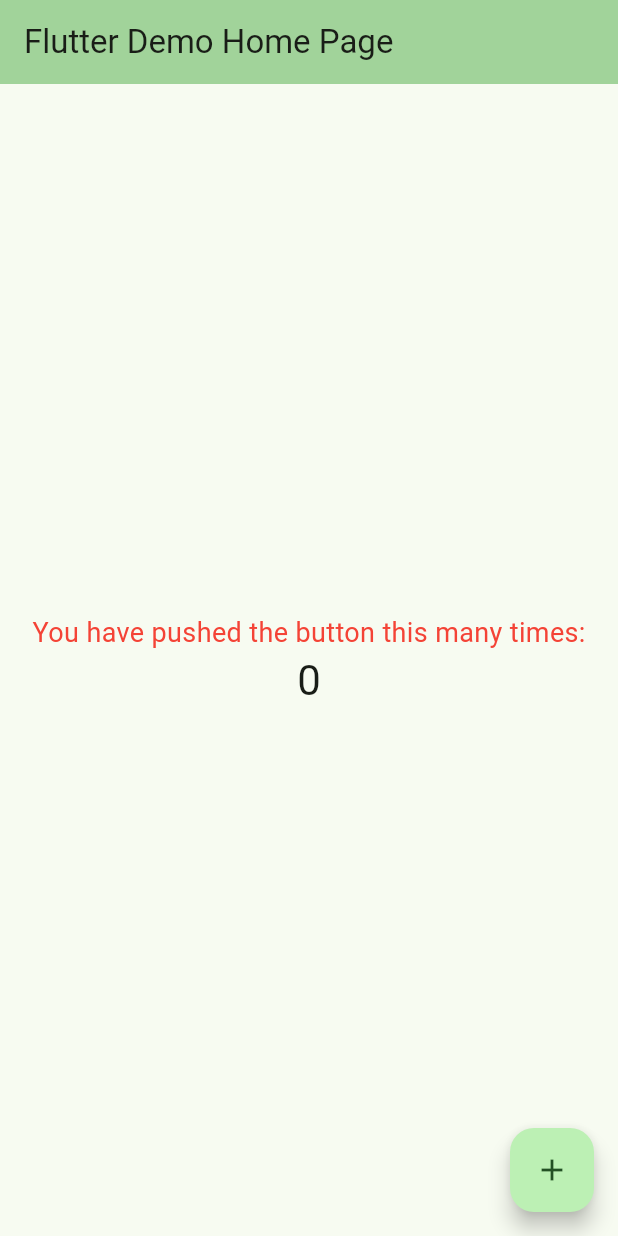
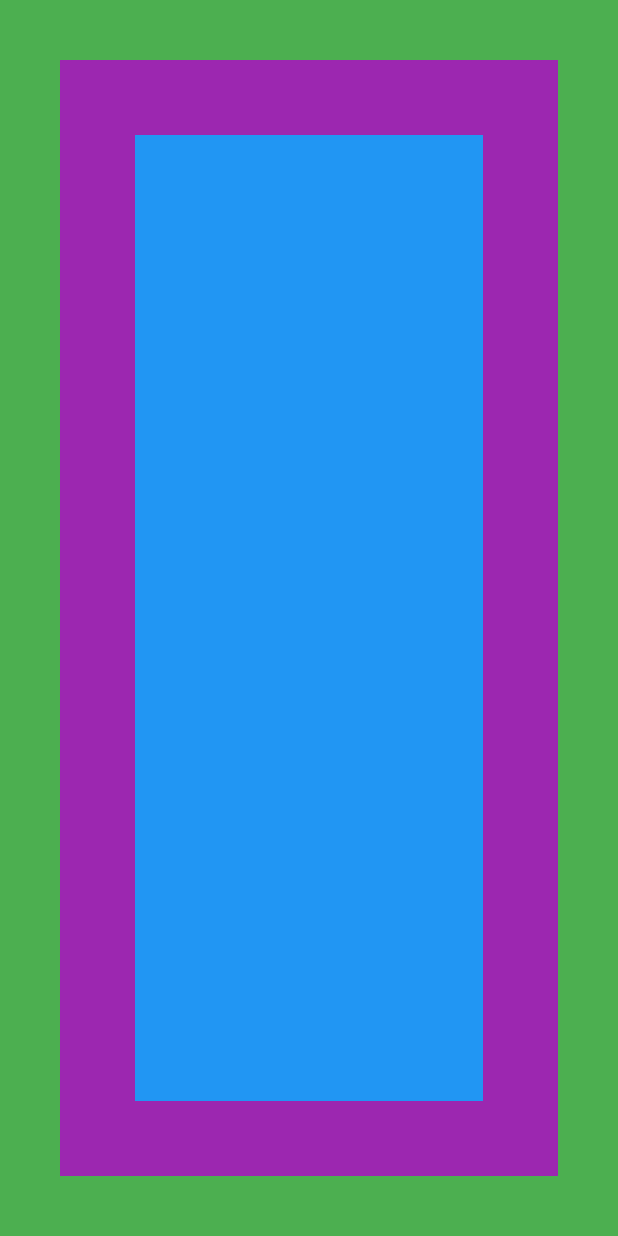
Before and after one commit to mozesi/firstapp, a Flutter app: the screen it shows after launch, on a phone screen of 412 x 824 dp. Run offline on Flutter 3.47's test engine with Material 3 defaults, Android fonts, the phone set to English and light mode, and no system bars.

Commit message:
stateless widgets

```diff
--- /dev/null
+++ b/lib/immutable_widget.dart
@@ -0,0 +1,25 @@
+import 'package:flutter/material.dart';
+
+//stateless widgets
+class ImmutableWidget extends StatelessWidget {
+  const ImmutableWidget({super.key});
+
+  @override
+  Widget build(BuildContext context) {
+    return Container(
+      color: Colors.green,
+      child: Padding(
+        padding: EdgeInsets.all(40),
+        child: Container(
+          color: Colors.purple,
+          child:Padding(
+            padding: const EdgeInsets.all(50.0),
+            child: Container(
+              color: Colors.blue
+            )
+          )
+        ),
+      ),
+    );
+  }
+}
--- a/lib/main.dart
+++ b/lib/main.dart
@@ -1,143 +1,21 @@
+import 'package:flutter/cupertino.dart';
 import 'package:flutter/material.dart';
 
-void main() {
-  runApp(const MyApp());
-}
+import 'immutable_widget.dart';
 
-class MyApp extends StatelessWidget {
-  const MyApp({super.key});
+void main()=> runApp(const StatiApp());
 
-  // This widget is the root of your application.
+class StatiApp  extends StatelessWidget{
+  const StatiApp({super.key});
+
   @override
   Widget build(BuildContext context) {
     return MaterialApp(
-      title: 'Flutter Demo',
+      title: 'Flutter',
       theme: ThemeData(
-        // This is the theme of your application.
-        //
-        // TRY THIS: Try running your application with "flutter run". You'll see
-        // the application has a purple toolbar. Then, without quitting the app,
-        // try changing the seedColor in the colorScheme below to Colors.green
-        // and then invoke "hot reload" (save your changes or press the "hot
-        // reload" button in a Flutter-supported IDE, or press "r" if you used
-        // the command line to start the app).
-        //
-        // Notice that the counter didn't reset back to zero; the application
-        // state is not lost during the reload. To reset the state, use hot
-        // restart instead.
-        //
-        // This works for code too, not just values: Most code changes can be
-        // tested with just a hot reload.
-        colorScheme: ColorScheme.fromSeed(seedColor: Colors.green),
-       // primarySwatch: Colors.green,
-        useMaterial3: true,
+        primarySwatch: Colors.blue
       ),
-      home: const MyHomePage(title: 'Flutter Demo Home Page'),
+      home: const ImmutableWidget(),
     );
   }
 }
-
-class MyHomePage extends StatefulWidget {
-  const MyHomePage({super.key, required this.title});
-
-  // This widget is the home page of your application. It is stateful, meaning
-  // that it has a State object (defined below) that contains fields that affect
-  // how it looks.
-
-  // This class is the configuration for the state. It holds the values (in this
-  // case the title) provided by the parent (in this case the App widget) and
-  // used by the build method of the State. Fields in a Widget subclass are
-  // always marked "final".
-
-  final String title;
-
-  @override
-  State<MyHomePage> createState() => _MyHomePageState();
-}
-
-Color color = Colors.red;
-
-class _MyHomePageState extends State<MyHomePage> {
-  int _counter = 0;
-
-  void _incrementCounter() {
-    setState(() {
-      // This call to setState tells the Flutter framework that something has
-      // changed in this State, which causes it to rerun the build method below
-      // so that the display can reflect the updated values. If we changed
-      // _counter without calling setState(), then the build method would not be
-      // called again, and so nothing would appear to happen.
-      if(isEven(_counter)){
-        color = Colors.green;
-      }else{
-        color = Colors.red;
-      }
-      _counter++;
-    });
-  }
-
-  @override
-  Widget build(BuildContext context) {
-    // This method is rerun every time setState is called, for instance as done
-    // by the _incrementCounter method above.
-    //
-    // The Flutter framework has been optimized to make rerunning build methods
-    // fast, so that you can just rebuild anything that needs updating rather
-    // than having to individually change instances of widgets.
-    return Scaffold(
-      appBar: AppBar(
-        // TRY THIS: Try changing the color here to a specific color (to
-        // Colors.amber, perhaps?) and trigger a hot reload to see the AppBar
-        // change color while the other colors stay the same.
-        backgroundColor: Theme.of(context).colorScheme.inversePrimary,
-        // Here we take the value from the MyHomePage object that was created by
-        // the App.build method, and use it to set our appbar title.
-        title: Text(widget.title),
-      ),
-      body: Center(
-        // Center is a layout widget. It takes a single child and positions it
-        // in the middle of the parent.
-        child: Column(
-          // Column is also a layout widget. It takes a list of children and
-          // arranges them vertically. By default, it sizes itself to fit its
-          // children horizontally, and tries to be as tall as its parent.
-          //
-          // Column has various properties to control how it sizes itself and
-          // how it positions its children. Here we use mainAxisAlignment to
-          // center the children vertically; the main axis here is the vertical
-          // axis because Columns are vertical (the cross axis would be
-          // horizontal).
-          //
-          // TRY THIS: Invoke "debug painting" (choose the "Toggle Debug Paint"
-          // action in the IDE, or press "p" in the console), to see the
-          // wireframe for each widget.
-          mainAxisAlignment: MainAxisAlignment.center,
-          children: <Widget>[
-            Text(
-              'You have pushed the button this many times:',
-              style: TextStyle(color: color, fontSize: 18),
-            ),
-            Text(
-              '$_counter',
-              style: Theme.of(context).textTheme.headlineMedium,
-            ),
-          ],
-        ),
-      ),
-      floatingActionButton: FloatingActionButton(
-        onPressed: _incrementCounter,
-        tooltip: 'Increment',
-        child: const Icon(Icons.add),
-      ), // This trailing comma makes auto-formatting nicer for build methods.
-    );
-  }
-}
-
-bool isEven(int number){
-   if(number % 2 == 0){
-      return true;
-   }else
-     {
-       return false;
-     }
-}
```
Also changed, not shown: 2 other files.
